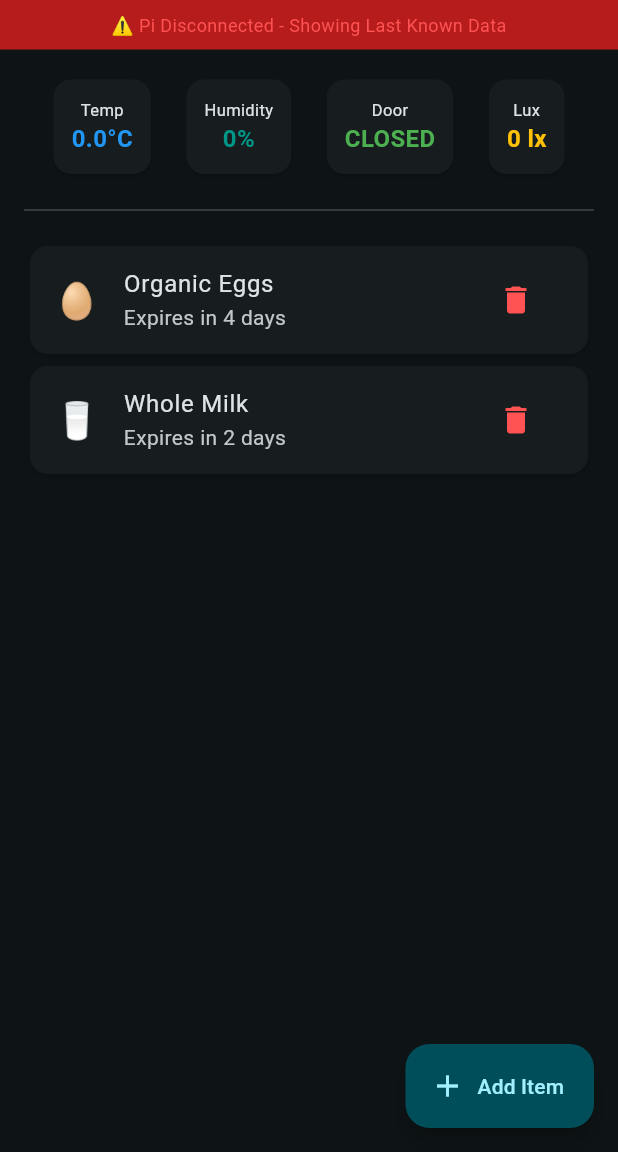
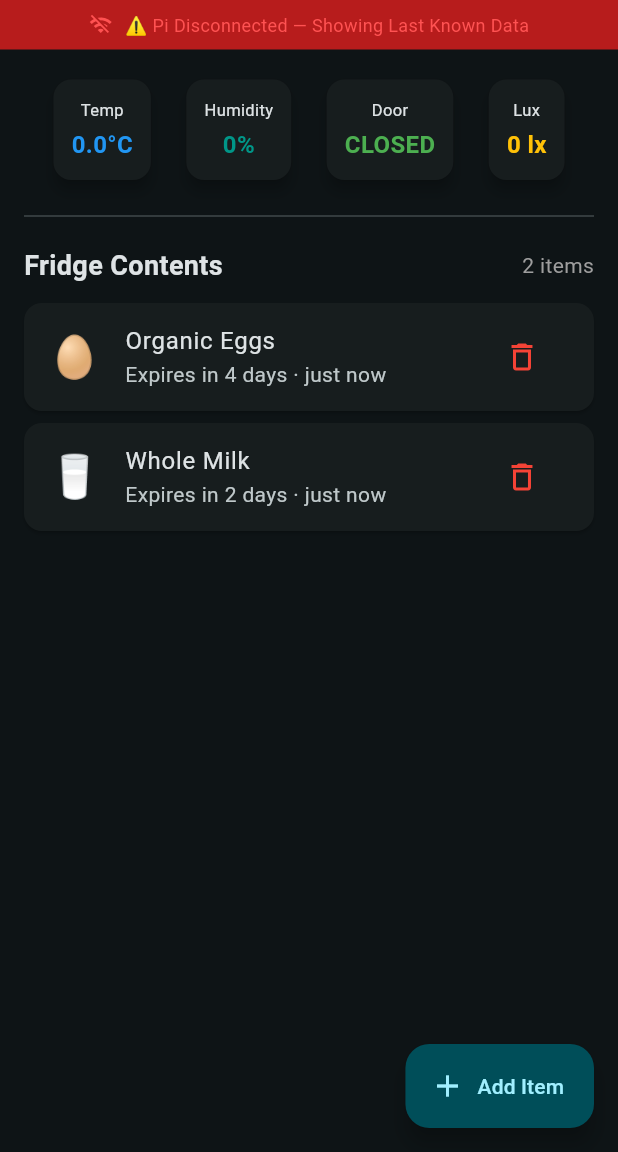
Before and after one commit to DavidMead182/PiFridge, a Flutter app: the screen it shows after launch, on a phone screen of 412 x 824 dp, the part 84-1236 px from its top. Run offline on Flutter 3.47's test engine with Material 3 defaults, Android fonts, the phone set to English and light mode, and no system bars; missing offline and left inert: mobile_scanner, openfoodfacts; network calls fail.

Commit message:
Fix: Overwrote placeholders in main.dart and finalized Android network permissions

```diff
--- a/lib/main.dart
+++ b/lib/main.dart
@@ -4,14 +4,19 @@ import 'package:openfoodfacts/openfoodfacts.dart';
 import 'sensor_service.dart';
 
 void main() {
-  OpenFoodAPIConfiguration.userAgent = UserAgent(name: 'PiFridge', version: '1.0.0');
+  OpenFoodAPIConfiguration.userAgent = UserAgent(
+    name: 'PiFridge',
+    version: '1.0.0',
+  );
   OpenFoodAPIConfiguration.globalLanguages = [OpenFoodFactsLanguage.ENGLISH];
   OpenFoodAPIConfiguration.globalCountry = OpenFoodFactsCountry.UNITED_KINGDOM;
+
   runApp(const PiFridgeApp());
 }
 
 class PiFridgeApp extends StatelessWidget {
   const PiFridgeApp({super.key});
+
   @override
   Widget build(BuildContext context) {
     return MaterialApp(
@@ -27,6 +32,7 @@ class PiFridgeApp extends StatelessWidget {
   }
 }
 
+// --- FOOD MODEL ---
 class FoodItem {
   final String name;
   final String icon;
@@ -45,8 +51,12 @@ class FoodItem {
   }) : addedAt = addedAt ?? DateTime.now();
 }
 
+// ─────────────────────────────────────────────
+//  DASHBOARD
+// ─────────────────────────────────────────────
 class FridgeDashboard extends StatefulWidget {
   const FridgeDashboard({super.key});
+
   @override
   State<FridgeDashboard> createState() => _FridgeDashboardState();
 }
@@ -57,14 +67,22 @@ class _FridgeDashboardState extends State<FridgeDashboard> {
   bool _piConnected = false;
 
   final List<FoodItem> _inventory = [
-    FoodItem(name: "Organic Eggs", icon: "🥚", expirationDate: "Expires in 4 days"),
-    FoodItem(name: "Whole Milk", icon: "🥛", expirationDate: "Expires in 2 days"),
+    FoodItem(
+      name: "Organic Eggs",
+      icon: "🥚",
+      expirationDate: "Expires in 4 days",
+    ),
+    FoodItem(
+      name: "Whole Milk",
+      icon: "🥛",
+      expirationDate: "Expires in 2 days",
+    ),
   ];
 
   @override
   void initState() {
     super.initState();
-    // Listen to the Pi Stream
+    // Listen to the Pi sensor stream
     _sensorService.getAllSensorData().listen((data) {
       if (mounted) {
         setState(() {
@@ -75,10 +93,138 @@ class _FridgeDashboardState extends State<FridgeDashboard> {
     });
   }
 
+  // ── Connection banner ──
+  Widget _buildConnectionBanner() {
+    return AnimatedContainer(
+      duration: const Duration(milliseconds: 500),
+      width: double.infinity,
+      padding: const EdgeInsets.symmetric(vertical: 8, horizontal: 16),
+      color: _piConnected ? Colors.green.shade900 : Colors.red.shade900,
+      child: Row(
+        mainAxisAlignment: MainAxisAlignment.center,
+        children: [
+          Icon(
+            _piConnected ? Icons.wifi : Icons.wifi_off,
+            size: 16,
+            color: _piConnected ? Colors.greenAccent : Colors.redAccent,
+          ),
+          const SizedBox(width: 8),
+          Text(
+            _piConnected
+                ? "● Raspberry Pi connected · ${_formatTime(_sensorData.lastUpdated)}"
+                : "⚠ Pi Disconnected — Showing Last Known Data",
+            style: TextStyle(
+              fontSize: 12,
+              color: _piConnected ? Colors.greenAccent : Colors.redAccent,
+            ),
+          ),
+        ],
+      ),
+    );
+  }
+
+  // ── Vitals row ──
+  Widget _buildVitals() {
+    return Row(
+      mainAxisAlignment: MainAxisAlignment.spaceEvenly,
+      children: [
+        _buildVitalCard(
+          "Temp",
+          "${_sensorData.temperature.toStringAsFixed(1)}°C",
+          _sensorData.temperature > 8.0 ? Colors.red : Colors.blue,
+        ),
+        _buildVitalCard(
+          "Humidity",
+          "${_sensorData.humidity.toStringAsFixed(0)}%",
+          Colors.teal,
+        ),
+        _buildVitalCard(
+          "Door",
+          _sensorData.doorOpen ? "OPEN" : "CLOSED",
+          _sensorData.doorOpen ? Colors.red : Colors.green,
+        ),
+        _buildVitalCard(
+          "Lux",
+          "${_sensorData.lux.toInt()} lx",
+          Colors.amber,
+        ),
+      ],
+    );
+  }
+
+  Widget _buildVitalCard(String label, String value, Color color) {
+    return Card(
+      elevation: 4,
+      child: Padding(
+        padding: const EdgeInsets.all(12.0),
+        child: Column(
+          children: [
+            Text(label, style: const TextStyle(fontSize: 11)),
+            const SizedBox(height: 4),
+            Text(
+              value,
+              style: TextStyle(
+                fontSize: 16,
+                fontWeight: FontWeight.bold,
+                color: color,
+              ),
+            ),
+          ],
+        ),
+      ),
+    );
+  }
+
+  // ── Inventory list ──
+  Widget _buildInventory() {
+    return Column(
+      crossAxisAlignment: CrossAxisAlignment.start,
+      children: [
+        Row(
+          mainAxisAlignment: MainAxisAlignment.spaceBetween,
+          children: [
+            const Text(
+              "Fridge Contents",
+              style: TextStyle(fontSize: 18, fontWeight: FontWeight.bold),
+            ),
+            Text(
+              "${_inventory.length} items",
+              style: const TextStyle(color: Colors.grey),
+            ),
+          ],
+        ),
+        const SizedBox(height: 8),
+        ListView.builder(
+          shrinkWrap: true,
+          physics: const NeverScrollableScrollPhysics(),
+          itemCount: _inventory.length,
+          itemBuilder: (context, index) {
+            final item = _inventory[index];
+            return Card(
+              margin: const EdgeInsets.symmetric(vertical: 4),
+              child: ListTile(
+                leading: Text(item.icon, style: const TextStyle(fontSize: 28)),
+                title: Text(item.name),
+                subtitle: Text("${item.expirationDate} · ${_formatTime(item.addedAt)}"),
+                trailing: IconButton(
+                  icon: const Icon(Icons.delete_outline, color: Colors.red),
+                  onPressed: () => setState(() => _inventory.removeAt(index)),
+                ),
+              ),
+            );
+          },
+        ),
+      ],
+    );
+  }
+
   @override
   Widget build(BuildContext context) {
     return Scaffold(
-      appBar: AppBar(title: const Text("🧊 PiFridge"), centerTitle: true),
+      appBar: AppBar(
+        title: const Text("🧊 PiFridge"),
+        centerTitle: true,
+      ),
       body: Column(
         children: [
           _buildConnectionBanner(),
@@ -99,95 +245,138 @@ class _FridgeDashboardState extends State<FridgeDashboard> {
       ),
       floatingActionButton: FloatingActionButton.extended(
         onPressed: _showAddOptions,
+        icon: const Icon(Icons.add),
         label: const Text("Add Item"),
-        icon: const Icon(Icons.add),
       ),
     );
   }
 
-  Widget _buildConnectionBanner() {
-    return AnimatedContainer(
-      duration: const Duration(milliseconds: 500),
-      width: double.infinity,
-      padding: const EdgeInsets.symmetric(vertical: 8, horizontal: 16),
-      color: _piConnected ? Colors.green.shade900 : Colors.red.shade900,
-      child: Text(
-        _piConnected
-          ? "● Raspberry Pi Connected"
-          : "⚠ Pi Disconnected - Showing Last Known Data",
-        style: TextStyle(fontSize: 12, color: _piConnected ? Colors.greenAccent : Colors.redAccent),
-        textAlign: TextAlign.center,
-      ),
-    );
-  }
+  // ── Logic Methods ──
 
-  Widget _buildVitals() {
-    return Row(
-      mainAxisAlignment: MainAxisAlignment.spaceEvenly,
-      children: [
-        _buildVitalCard("Temp", "${_sensorData.temperature.toStringAsFixed(1)}°C",
-            _sensorData.temperature > 8.0 ? Colors.red : Colors.blue),
-        _buildVitalCard("Humidity", "${_sensorData.humidity.toStringAsFixed(0)}%", Colors.teal),
-        _buildVitalCard("Door", _sensorData.doorOpen ? "OPEN" : "CLOSED",
-            _sensorData.doorOpen ? Colors.red : Colors.green),
-        _buildVitalCard("Lux", "${_sensorData.lux.toInt()} lx", Colors.amber),
-      ],
-    );
-  }
-
-  Widget _buildVitalCard(String label, String value, Color color) {
-    return Card(
-      child: Padding(
-        padding: const EdgeInsets.all(12.0),
+  void _showAddOptions() {
+    showModalBottomSheet(
+      context: context,
+      builder: (context) => SafeArea(
         child: Column(
+          mainAxisSize: MainAxisSize.min,
           children: [
-            Text(label, style: const TextStyle(fontSize: 11)),
-            Text(value, style: TextStyle(fontSize: 16, fontWeight: FontWeight.bold, color: color)),
+            ListTile(
+              leading: const Icon(Icons.qr_code_scanner, color: Colors.cyan),
+              title: const Text("Scan barcode with phone"),
+              onTap: () {
+                Navigator.pop(context);
+                _openPhoneScanner();
+              },
+            ),
+            ListTile(
+              leading: const Icon(Icons.edit_note, color: Colors.amber),
+              title: const Text("Enter manually"),
+              onTap: () {
+                Navigator.pop(context);
+                _showManualEntryDialog();
+              },
+            ),
           ],
         ),
       ),
     );
   }
 
-  // --- Inventory & Scanner logic (kept from your original) ---
-  Widget _buildInventory() {
-    return ListView.builder(
-      shrinkWrap: true,
-      physics: const NeverScrollableScrollPhysics(),
-      itemCount: _inventory.length,
-      itemBuilder: (context, index) {
-        final item = _inventory[index];
-        return Card(
-          child: ListTile(
-            leading: Text(item.icon, style: const TextStyle(fontSize: 24)),
-            title: Text(item.name),
-            subtitle: Text(item.expirationDate),
-            trailing: IconButton(
-              icon: const Icon(Icons.delete, color: Colors.redAccent),
-              onPressed: () => setState(() => _inventory.removeAt(index)),
-            ),
-          ),
-        );
-      },
+  void _openPhoneScanner() {
+    Navigator.push(
+      context,
+      MaterialPageRoute(
+        builder: (context) => PhoneScannerScreen(
+          onBarcodeScanned: (barcode) async {
+            Navigator.pop(context);
+            await _lookupAndAddBarcode(barcode);
+          },
+        ),
+      ),
     );
   }
 
-  void _showAddOptions() { /* ... Same as your original ... */ }
-  void _openPhoneScanner() { /* ... Same as your original ... */ }
-  Future<void> _lookupAndAddBarcode(String barcode) async { /* ... Same as your original ... */ }
-  void _showManualEntryDialog({String? prefillBarcode}) { /* ... Same as your original ... */ }
-  String _formatTime(DateTime dt) { /* ... Same as your original ... */ }
+  Future<void> _lookupAndAddBarcode(String barcode) async {
+    ScaffoldMessenger.of(context).showSnackBar(
+      SnackBar(content: Text("Looking up $barcode...")),
+    );
+
+    try {
+      final config = ProductQueryConfiguration(
+        barcode,
+        version: ProductQueryVersion.v3,
+        fields: [ProductField.NAME],
+      );
+      final result = await OpenFoodAPIClient.getProductV3(config);
+
+      if (result.product != null) {
+        setState(() {
+          _inventory.add(FoodItem(
+            name: result.product!.productName ?? "Unknown Product",
+            icon: "📦",
+            expirationDate: "Added via scan",
+            barcode: barcode,
+          ));
+        });
+      } else {
+        _showManualEntryDialog(prefillBarcode: barcode);
+      }
+    } catch (e) {
+      debugPrint("Lookup failed: $e");
+    }
+  }
+
+  void _showManualEntryDialog({String? prefillBarcode}) {
+    final nameController = TextEditingController();
+    showDialog(
+      context: context,
+      builder: (context) => AlertDialog(
+        title: const Text("Manual Entry"),
+        content: TextField(
+          controller: nameController,
+          decoration: const InputDecoration(labelText: "Food Name"),
+        ),
+        actions: [
+          TextButton(onPressed: () => Navigator.pop(context), child: const Text("Cancel")),
+          ElevatedButton(
+            onPressed: () {
+              setState(() {
+                _inventory.add(FoodItem(
+                  name: nameController.text,
+                  icon: "🍴",
+                  expirationDate: "Manual entry",
+                ));
+              });
+              Navigator.pop(context);
+            },
+            child: const Text("Add"),
+          ),
+        ],
+      ),
+    );
+  }
+
+  String _formatTime(DateTime dt) {
+    final diff = DateTime.now().difference(dt);
+    if (diff.inSeconds < 60) return "just now";
+    return "${diff.inMinutes}m ago";
+  }
 }
 
+// ─────────────────────────────────────────────
+//  PHONE SCANNER SCREEN
+// ─────────────────────────────────────────────
 class PhoneScannerScreen extends StatefulWidget {
   final void Function(String barcode) onBarcodeScanned;
   const PhoneScannerScreen({super.key, required this.onBarcodeScanned});
+
   @override
   State<PhoneScannerScreen> createState() => _PhoneScannerScreenState();
 }
 
 class _PhoneScannerScreenState extends State<PhoneScannerScreen> {
   bool _hasScanned = false;
+
   @override
   Widget build(BuildContext context) {
     return Scaffold(
```
